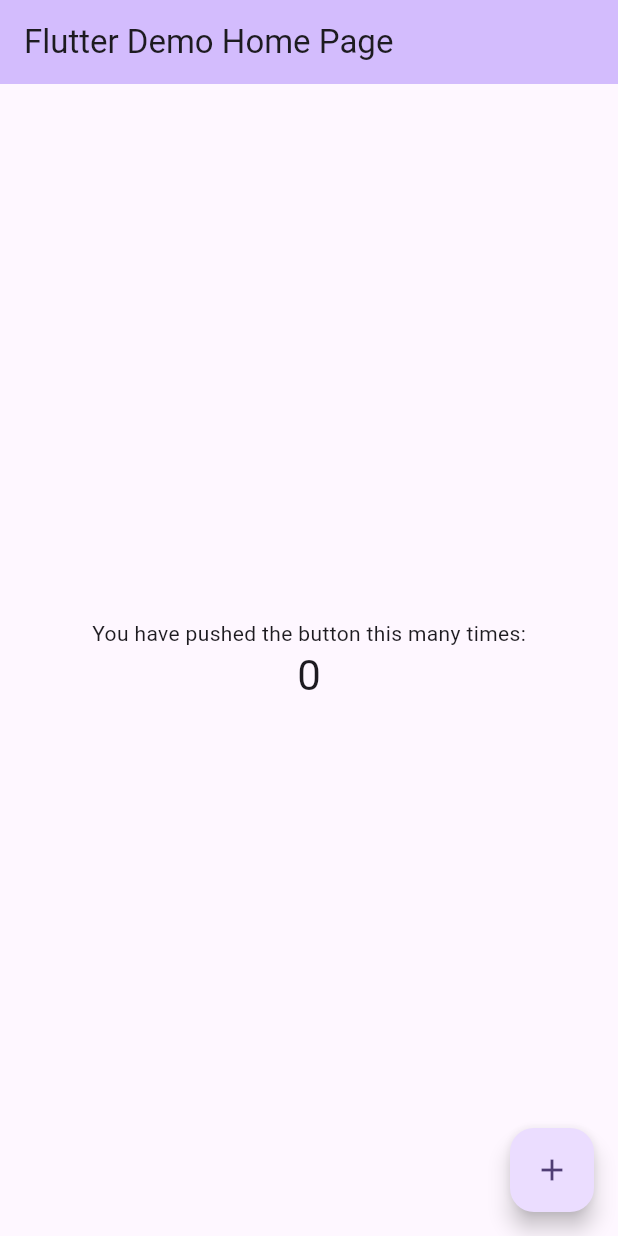
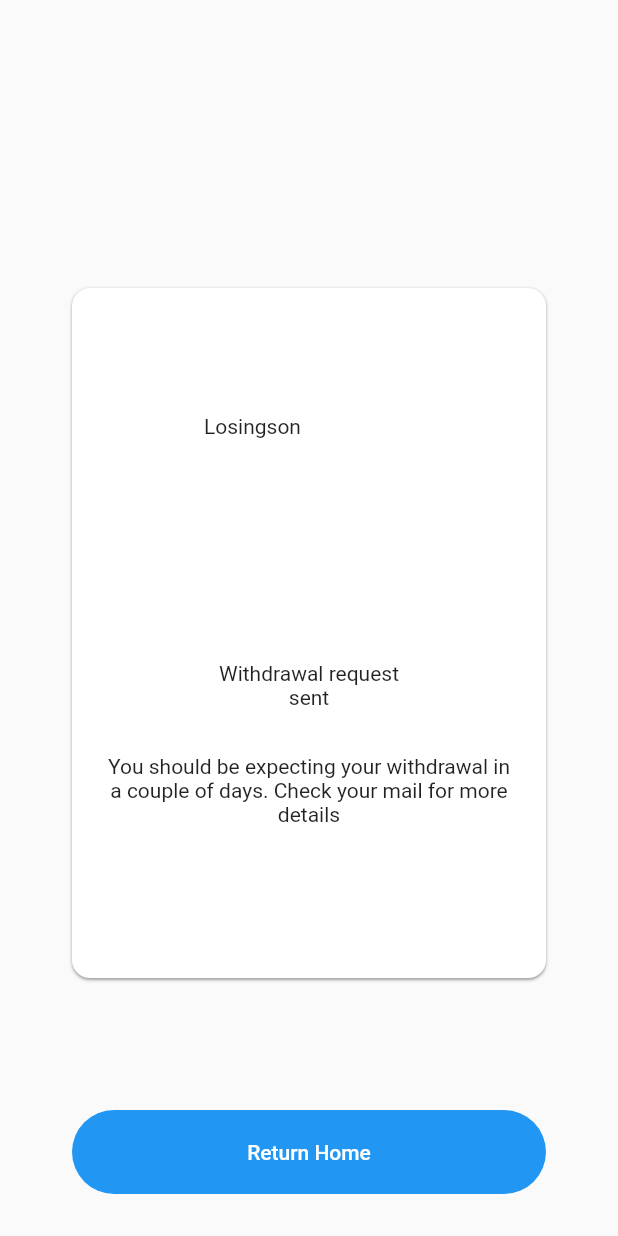
Before and after one commit to glosings0n/HNGx-Track3, a Flutter app: the screen it shows after launch, on a phone screen of 412 x 824 dp. Run offline on Flutter 3.47's test engine with Material 2 defaults, Android fonts, the phone set to English and light mode, and no system bars.

Commit message:
Initial commit on sent_request_screen

```diff
--- /dev/null
+++ b/lib/feature/screens/sent.request.screen.dart
@@ -0,0 +1,88 @@
+import 'package:flutter/material.dart';
+
+class SendRequestPage extends StatelessWidget {
+  const SendRequestPage({super.key});
+
+  @override
+  Widget build(BuildContext context) {
+    return Scaffold(
+      body: SingleChildScrollView(
+        child: Container(
+          margin: const EdgeInsets.only(
+            left: 24,
+            right: 24,
+          ),
+          child: Stack(
+            children: <Widget>[
+              Container(
+                margin: const EdgeInsets.only(
+                  top: 192,
+                  left: 24,
+                  right: 24,
+                ),
+                decoration: BoxDecoration(
+                  color: const Color.fromRGBO(255, 255, 255, 1),
+                  borderRadius: BorderRadius.circular(12),
+                  boxShadow: const [
+                    BoxShadow(
+                      color: Colors.grey,
+                      blurRadius: 1,
+                      offset: Offset(0, 1),
+                    ),
+                  ],
+                ),
+                width: 342,
+                height: 460,
+                child: const Padding(
+                  padding: EdgeInsets.symmetric(
+                    vertical: 84,
+                    horizontal: 20,
+                  ),
+                  child: Column(
+                    children: [
+                      SizedBox(
+                        width: 140,
+                        height: 140,
+                        child: Text('Losingson'),
+                      ),
+                      SizedBox(height: 25),
+                      Text(
+                        'Withdrawal request\nsent',
+                        textAlign: TextAlign.center,
+                      ),
+                      SizedBox(height: 30),
+                      Text(
+                        'You should be expecting your withdrawal in a couple of days. Check your mail for more details',
+                        textAlign: TextAlign.center,
+                      ),
+                    ],
+                  ),
+                ),
+              ),
+              Container(
+                margin: const EdgeInsets.only(
+                  top: 740,
+                  left: 24,
+                  right: 24,
+                ),
+                child: ElevatedButton(
+                  onPressed: () {
+                    debugPrint('Return Home');
+                  },
+                  style: ElevatedButton.styleFrom(
+                    fixedSize: const Size(342, 56),
+                    shape: RoundedRectangleBorder(
+                      borderRadius: BorderRadius.circular(32),
+                    ),
+                    elevation: 0,
+                  ),
+                  child: const Text('Return Home'),
+                ),
+              ),
+            ],
+          ),
+        ),
+      ),
+    );
+  }
+}
--- a/lib/main.dart
+++ b/lib/main.dart
@@ -1,4 +1,5 @@
 import 'package:flutter/material.dart';
+import 'feature/screens/sent.request.screen.dart';
 
 void main() {
   runApp(const MyApp());
@@ -10,116 +11,8 @@ class MyApp extends StatelessWidget {
   // This widget is the root of your application.
   @override
   Widget build(BuildContext context) {
-    return MaterialApp(
-      title: 'Flutter Demo',
-      theme: ThemeData(
-        // This is the theme of your application.
-        //
-        // TRY THIS: Try running your application with "flutter run". You'll see
-        // the application has a blue toolbar. Then, without quitting the app,
-        // try changing the seedColor in the colorScheme below to Colors.green
-        // and then invoke "hot reload" (save your changes or press the "hot
-        // reload" button in a Flutter-supported IDE, or press "r" if you used
-        // the command line to start the app).
-        //
-        // Notice that the counter didn't reset back to zero; the application
-        // state is not lost during the reload. To reset the state, use hot
-        // restart instead.
-        //
-        // This works for code too, not just values: Most code changes can be
-        // tested with just a hot reload.
-        colorScheme: ColorScheme.fromSeed(seedColor: Colors.deepPurple),
-        useMaterial3: true,
-      ),
-      home: const MyHomePage(title: 'Flutter Demo Home Page'),
+    return const MaterialApp(
+      home: SendRequestPage(),
     );
   }
 }
-
-class MyHomePage extends StatefulWidget {
-  const MyHomePage({super.key, required this.title});
-
-  // This widget is the home page of your application. It is stateful, meaning
-  // that it has a State object (defined below) that contains fields that affect
-  // how it looks.
-
-  // This class is the configuration for the state. It holds the values (in this
-  // case the title) provided by the parent (in this case the App widget) and
-  // used by the build method of the State. Fields in a Widget subclass are
-  // always marked "final".
-
-  final String title;
-
-  @override
-  State<MyHomePage> createState() => _MyHomePageState();
-}
-
-class _MyHomePageState extends State<MyHomePage> {
-  int _counter = 0;
-
-  void _incrementCounter() {
-    setState(() {
-      // This call to setState tells the Flutter framework that something has
-      // changed in this State, which causes it to rerun the build method below
-      // so that the display can reflect the updated values. If we changed
-      // _counter without calling setState(), then the build method would not be
-      // called again, and so nothing would appear to happen.
-      _counter++;
-    });
-  }
-
-  @override
-  Widget build(BuildContext context) {
-    // This method is rerun every time setState is called, for instance as done
-    // by the _incrementCounter method above.
-    //
-    // The Flutter framework has been optimized to make rerunning build methods
-    // fast, so that you can just rebuild anything that needs updating rather
-    // than having to individually change instances of widgets.
-    return Scaffold(
-      appBar: AppBar(
-        // TRY THIS: Try changing the color here to a specific color (to
-        // Colors.amber, perhaps?) and trigger a hot reload to see the AppBar
-        // change color while the other colors stay the same.
-        backgroundColor: Theme.of(context).colorScheme.inversePrimary,
-        // Here we take the value from the MyHomePage object that was created by
-        // the App.build method, and use it to set our appbar title.
-        title: Text(widget.title),
-      ),
-      body: Center(
-        // Center is a layout widget. It takes a single child and positions it
-        // in the middle of the parent.
-        child: Column(
-          // Column is also a layout widget. It takes a list of children and
-          // arranges them vertically. By default, it sizes itself to fit its
-          // children horizontally, and tries to be as tall as its parent.
-          //
-          // Column has various properties to control how it sizes itself and
-          // how it positions its children. Here we use mainAxisAlignment to
-          // center the children vertically; the main axis here is the vertical
-          // axis because Columns are vertical (the cross axis would be
-          // horizontal).
-          //
-          // TRY THIS: Invoke "debug painting" (choose the "Toggle Debug Paint"
-          // action in the IDE, or press "p" in the console), to see the
-          // wireframe for each widget.
-          mainAxisAlignment: MainAxisAlignment.center,
-          children: <Widget>[
-            const Text(
-              'You have pushed the button this many times:',
-            ),
-            Text(
-              '$_counter',
-              style: Theme.of(context).textTheme.headlineMedium,
-            ),
-          ],
-        ),
-      ),
-      floatingActionButton: FloatingActionButton(
-        onPressed: _incrementCounter,
-        tooltip: 'Increment',
-        child: const Icon(Icons.add),
-      ), // This trailing comma makes auto-formatting nicer for build methods.
-    );
-  }
-}
```
